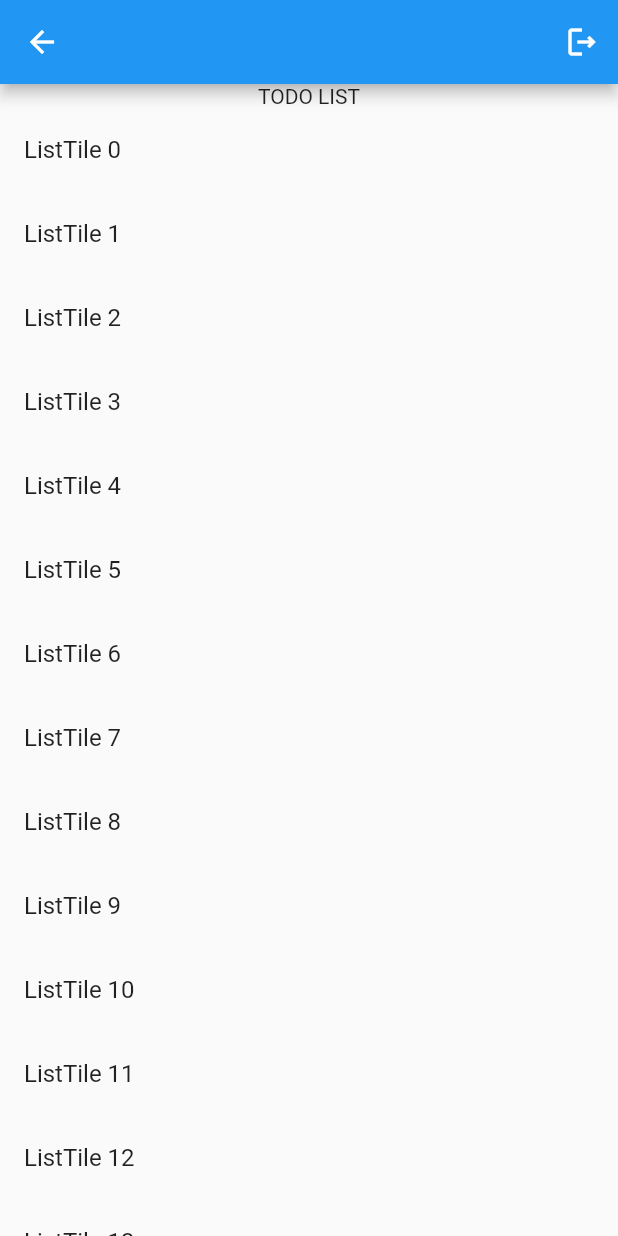
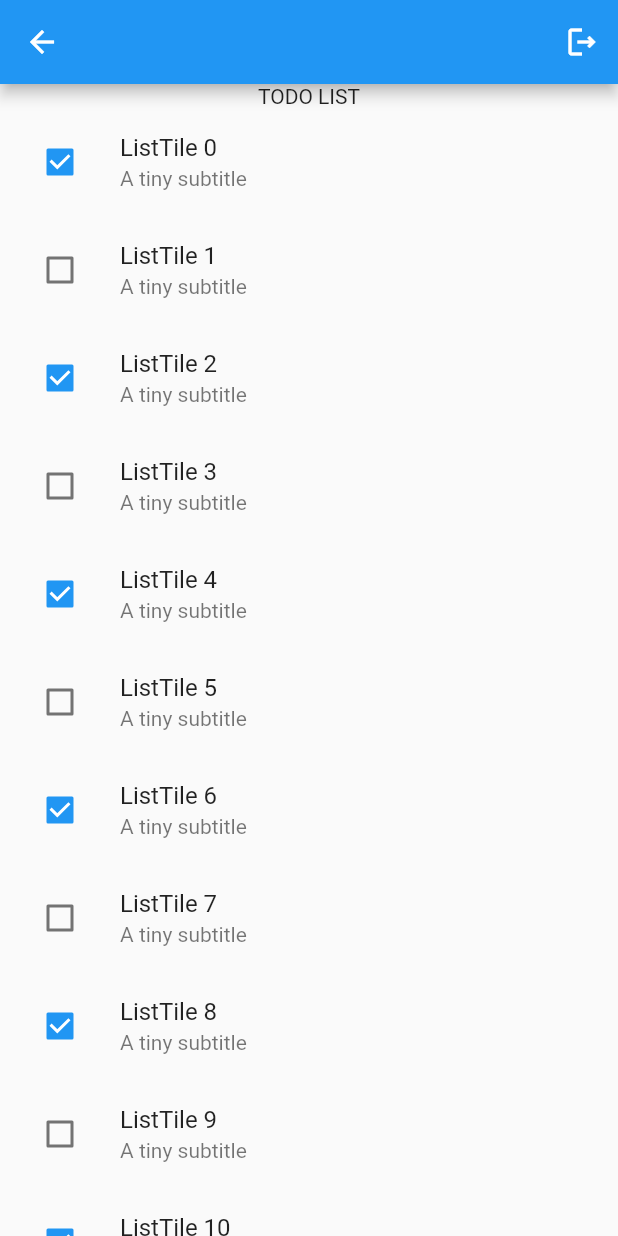
Before and after one commit to paopp2/pragmatic_todo, a Flutter app: the HomeView screen opened by its route, on a phone screen of 412 x 824 dp. Run offline on Flutter 3.47's test engine with Material 2 defaults, Android fonts, the phone set to English and light mode, and no system bars; our stand-ins replace flutter_hooks, flutter_riverpod, freezed_annotation, hooks_riverpod, shared_preferences; accounts and stored records are empty; statements that could not run were skipped.

Commit message:
Add ListTile UI

```diff
--- a/lib/ui/home/home_view.dart
+++ b/lib/ui/home/home_view.dart
@@ -35,6 +35,11 @@ class HomeView extends HookConsumerWidget {
                     itemBuilder: (context, index) {
                       return ListTile(
                         title: Text("ListTile $index"),
+                        subtitle: const Text("A tiny subtitle"),
+                        leading: Checkbox(
+                          value: index % 2 == 0,
+                          onChanged: (_) {},
+                        ),
                       );
                     },
                   ),
```
